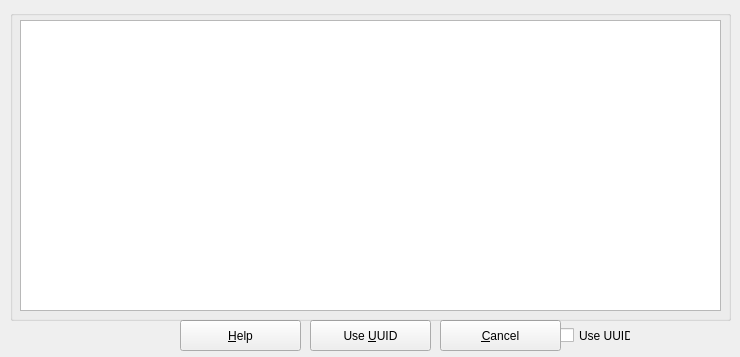
First picture: the form in zuluCrypt-gui/openvolume.ui, repository mhogomchungu/zuluCrypt, before the edit.
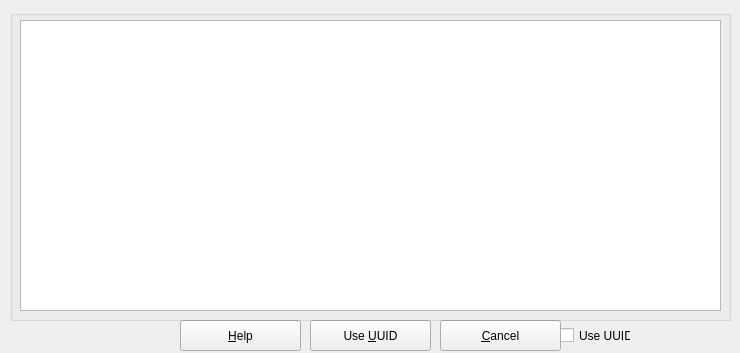
Second picture: the form after the edit.

```diff
--- a/zuluCrypt-gui/openvolume.ui
+++ b/zuluCrypt-gui/openvolume.ui
@@ -10,7 +10,7 @@
     <x>0</x>
     <y>0</y>
     <width>740</width>
-    <height>357</height>
+    <height>353</height>
    </rect>
   </property>
   <property name="windowTitle">
```
